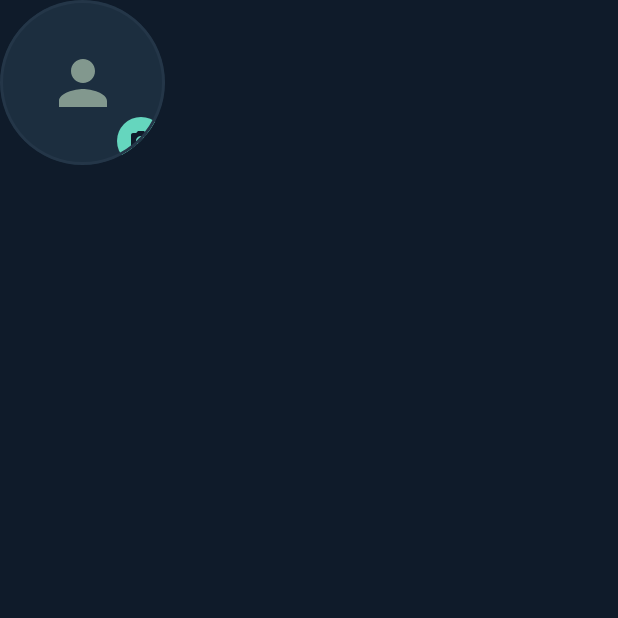
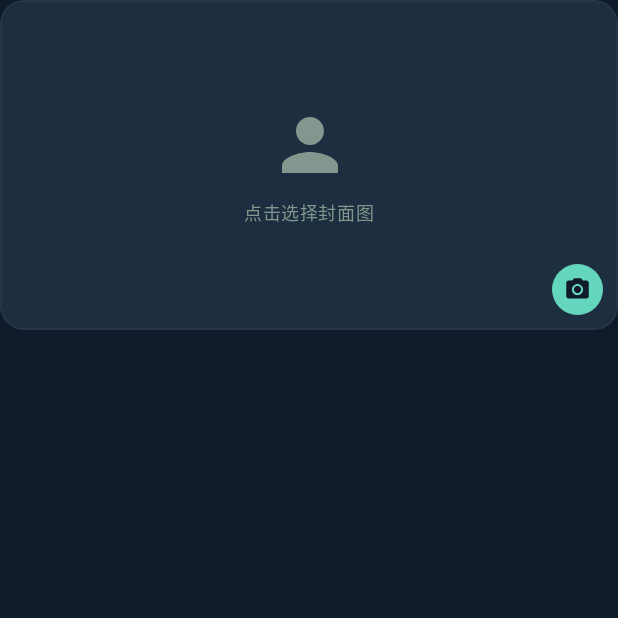
Before and after one commit to beichenxingI/Aurora, an Android app built with Jetpack Compose: the composable AvatarPicker called with empty values, on a phone screen of 412 x 824 dp, the top half of it. Run offline under Robolectric (Android 15) with nearby library versions, the phone set to English and light mode, and no system bars; pictures from the network do not load; 4 statements that could not run were skipped.

Commit message:
fix(edit): avatar area uses full contain mode (220dp banner)

```diff
--- a/app/src/main/java/com/beichenxing/aurora/presentation/character/CharacterEditScreen.kt
+++ b/app/src/main/java/com/beichenxing/aurora/presentation/character/CharacterEditScreen.kt
@@ -13,6 +13,7 @@ import androidx.compose.animation.togetherWith
 import androidx.compose.foundation.background
 import androidx.compose.foundation.border
 import androidx.compose.foundation.clickable
+import androidx.compose.foundation.layout.Arrangement
 import androidx.compose.foundation.layout.Box
 import androidx.compose.foundation.layout.Column
 import androidx.compose.foundation.layout.Spacer
@@ -284,44 +285,58 @@ private fun AvatarPicker(
     onClick    : () -> Unit
 ) {
     Box(
-        modifier         = Modifier
-            .size(110.dp)
-            .clip(CircleShape)
+        modifier = Modifier
+            .fillMaxWidth()
+            .height(220.dp)
+            .clip(RoundedCornerShape(16.dp))
             .background(AuroraColors.BgSoft)
-            .border(2.dp, AuroraColors.Border, CircleShape)
+            .border(1.dp, AuroraColors.Border, RoundedCornerShape(16.dp))
             .clickable(onClick = onClick),
         contentAlignment = Alignment.Center
     ) {
         if (avatarPath != null) {
+            // ContentScale.Fit: show full image without cropping,
+            // letterbox if aspect ratio differs from container
             AsyncImage(
                 model              = File(avatarPath),
-                contentDescription = "头像",
-                contentScale       = ContentScale.Crop,
+                contentDescription = "角色封面",
+                contentScale       = ContentScale.Fit,
                 modifier           = Modifier.fillMaxSize()
             )
         } else {
-            Icon(
-                imageVector        = Icons.Default.Person,
-                contentDescription = null,
-                tint               = AuroraColors.TextMuted,
-                modifier           = Modifier.size(48.dp)
-            )
+            Column(
+                horizontalAlignment = Alignment.CenterHorizontally,
+                verticalArrangement = Arrangement.spacedBy(8.dp)
+            ) {
+                Icon(
+                    imageVector        = Icons.Default.Person,
+                    contentDescription = null,
+                    tint               = AuroraColors.TextMuted,
+                    modifier           = Modifier.size(56.dp)
+                )
+                Text(
+                    text  = "点击选择封面图",
+                    style = MaterialTheme.typography.bodySmall,
+                    color = AuroraColors.TextMuted
+                )
+            }
         }
 
-        // Camera overlay
+        // Camera badge — bottom-right corner
         Box(
-            modifier         = Modifier
+            modifier = Modifier
                 .align(Alignment.BottomEnd)
-                .size(32.dp)
+                .padding(10.dp)
+                .size(34.dp)
                 .clip(CircleShape)
                 .background(AuroraColors.Mint),
             contentAlignment = Alignment.Center
         ) {
             Icon(
                 imageVector        = Icons.Default.CameraAlt,
-                contentDescription = "更换头像",
+                contentDescription = "更换封面图",
                 tint               = AuroraColors.BgPrimary,
-                modifier           = Modifier.size(16.dp)
+                modifier           = Modifier.size(18.dp)
             )
         }
     }
```
